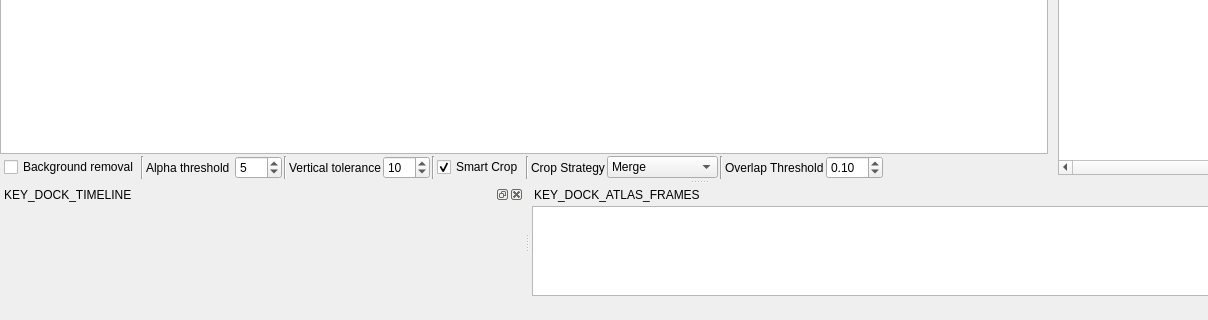
First picture: the form in SpriteStudio/src/mainwindow.ui, repository oktailb/BentoPack, before the edit; both pictures show x 0 to 1208 and y 447 to 767 of the 1397 by 767 pixel window.
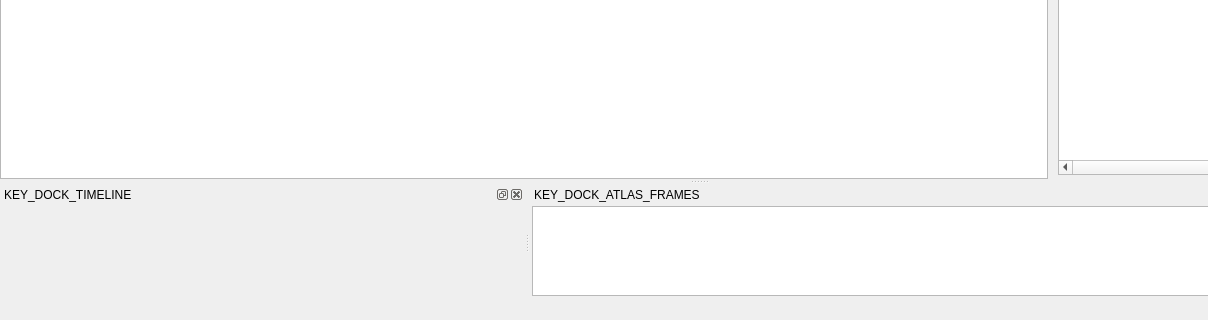
Second picture: the form after the edit. Icons and pictures are not drawn.

Commit message: refactor (backgroundRemoval): move controls and slots of background removal to a dedicated modal

The edit to the form file:
```diff
--- a/SpriteStudio/src/mainwindow.ui
+++ b/SpriteStudio/src/mainwindow.ui
@@ -69,163 +69,6 @@
     <item>
      <widget class="QGraphicsView" name="graphicsViewLayers"/>
     </item>
-    <item>
-     <layout class="QHBoxLayout" name="AtlasButtons">
-      <property name="leftMargin">
-       <number>4</number>
-      </property>
-      <property name="rightMargin">
-       <number>4</number>
-      </property>
-      <item>
-       <widget class="QCheckBox" name="backgroundRemoval">
-        <property name="text">
-         <string>Background removal</string>
-        </property>
-       </widget>
-      </item>
-      <item>
-       <widget class="Line" name="line_6">
-        <property name="orientation">
-         <enum>Qt::Orientation::Vertical</enum>
-        </property>
-       </widget>
-      </item>
-      <item>
-       <widget class="QLabel" name="label">
-        <property name="text">
-         <string>Alpha threshold </string>
-        </property>
-       </widget>
-      </item>
-      <item>
-       <widget class="QSpinBox" name="alphaThreshold">
-        <property name="maximum">
-         <number>255</number>
-        </property>
-        <property name="value">
-         <number>5</number>
-        </property>
-       </widget>
-      </item>
-      <item>
-       <widget class="Line" name="line_7">
-        <property name="orientation">
-         <enum>Qt::Orientation::Vertical</enum>
-        </property>
-       </widget>
-      </item>
-      <item>
-       <widget class="QLabel" name="label_2">
-        <property name="text">
-         <string>Vertical tolerance</string>
-        </property>
-       </widget>
-      </item>
-      <item>
-       <widget class="QSpinBox" name="verticalTolerance">
-        <property name="maximum">
-         <number>999</number>
-        </property>
-        <property name="value">
-         <number>10</number>
-        </property>
-       </widget>
-      </item>
-      <item>
-       <widget class="Line" name="line_5">
-        <property name="orientation">
-         <enum>Qt::Orientation::Vertical</enum>
-        </property>
-       </widget>
-      </item>
-      <item>
-       <widget class="QCheckBox" name="enableSmartCropCheckbox">
-        <property name="text">
-         <string>Smart Crop</string>
-        </property>
-        <property name="checked">
-         <bool>true</bool>
-        </property>
-       </widget>
-      </item>
-      <item>
-       <widget class="Line" name="line_8">
-        <property name="orientation">
-         <enum>Qt::Orientation::Vertical</enum>
-        </property>
-       </widget>
-      </item>
-      <item>
-       <widget class="QLabel" name="label_4">
-        <property name="text">
-         <string>Crop Strategy</string>
-        </property>
-       </widget>
-      </item>
-      <item>
-       <widget class="QComboBox" name="cropStrategyCombobox">
-        <item>
-         <property name="text">
-          <string>Merge</string>
-         </property>
-        </item>
-        <item>
-         <property name="text">
-          <string>Separate</string>
-         </property>
-        </item>
-        <item>
-         <property name="text">
-          <string>Boundary</string>
-         </property>
-        </item>
-        <item>
-         <property name="text">
-          <string>Alpha Channel</string>
-         </property>
-        </item>
-       </widget>
-      </item>
-      <item>
-       <widget class="Line" name="line_9">
-        <property name="orientation">
-         <enum>Qt::Orientation::Vertical</enum>
-        </property>
-       </widget>
-      </item>
-      <item>
-       <widget class="QLabel" name="label_3">
-        <property name="text">
-         <string>Overlap Threshold</string>
-        </property>
-       </widget>
-      </item>
-      <item>
-       <widget class="QDoubleSpinBox" name="overlapThresholdSpinbox">
-        <property name="singleStep">
-         <double>0.010000000000000</double>
-        </property>
-        <property name="value">
-         <double>0.100000000000000</double>
-        </property>
-       </widget>
-      </item>
-      <item>
-       <spacer name="spacer">
-        <property name="orientation">
-         <enum>Qt::Orientation::Horizontal</enum>
-        </property>
-        <property name="sizeHint" stdset="0">
-         <size>
-          <width>40</width>
-          <height>20</height>
-         </size>
-        </property>
-       </spacer>
-      </item>
-     </layout>
-    </item>
    </layout>
   </widget>
   <widget class="QDockWidget" name="dockPreview">
```
The commit also changes 14 other files.
